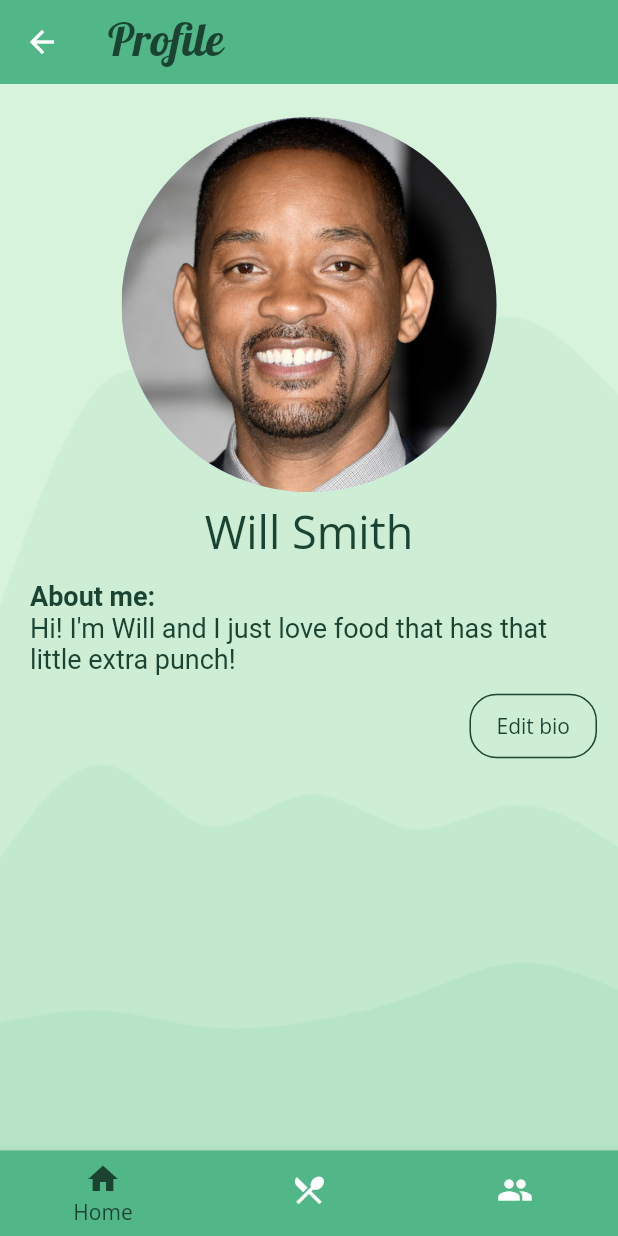
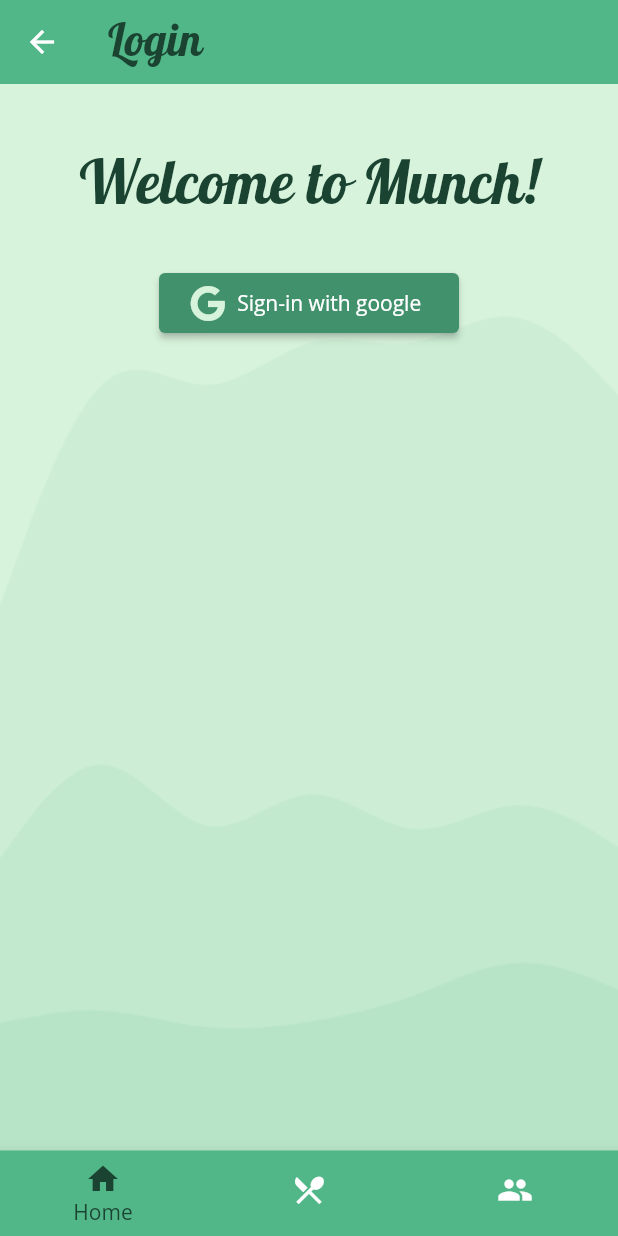
Before and after one commit to Joakim-Johansson/Munchtime, a Flutter app: the screen it shows after launch, after a tap on "User Profile", on a phone screen of 412 x 824 dp. Run offline on Flutter 3.47's test engine with Material 2 defaults, Android fonts, the phone set to English and light mode, and no system bars; our stand-ins replace firebase_auth, firebase_core, flutter_rating_stars, font_awesome_flutter, google_sign_in; accounts and stored records are empty.

Commit message:
Added button and firebase but does not function

```diff
--- a/lib/main.dart
+++ b/lib/main.dart
@@ -1,7 +1,20 @@
+import 'package:crunchtime/provider/google_sign_in.dart';
 import 'package:crunchtime/routes.dart';
 import 'package:flutter/material.dart';
+import 'package:firebase_core/firebase_core.dart';
+import 'package:provider/provider.dart';
 
-void main() {
+Future main() async {
+  WidgetsFlutterBinding.ensureInitialized();
+  await Firebase.initializeApp(
+    options: const FirebaseOptions(
+      // apiKey: "AAAAiEoizRw:APA91bEdylRZhbitZi2wHIPF4fQA5KUrl7i8Cnd34bkEZlm5G8WdHbbcKSNSxdHjJ6bFiloci8H1nphIR9mV_4fSTnyTDShlvayC4HpKS7sHCHsD0JOuybzi_e5Boc7KI7hm8pP_rjPn",
+      apiKey: "AIzaSyDfZUtf8OSxoOytCivkWZycf5nBulEtREI",
+      appId: "1:585359346972:android:31e610f23394e2922c3ed9",
+      messagingSenderId: "585359346972",
+      projectId: "Munchtime",
+    ),
+  );
   runApp(const MyApp());
 }
 
@@ -14,8 +27,9 @@ class MyApp extends StatefulWidget {
 
 class _MyAppState extends State<MyApp> {
   @override
-  Widget build(BuildContext context) {
-    return MaterialApp(
+  Widget build(BuildContext context) => ChangeNotifierProvider(
+      create: (context) => GoogleSignInProvider(),
+      child: MaterialApp(
         debugShowCheckedModeBanner: false,
         theme: ThemeData(
             primaryColor: Color.fromARGB(255, 82, 183, 136),
@@ -23,9 +37,10 @@ class _MyAppState extends State<MyApp> {
             bottomAppBarColor: Color.fromARGB(255, 82, 183, 136),
             focusColor: Color.fromARGB(255, 27, 67, 50),
             fontFamily: 'OpenSans'),
-        home: NavBar());
+        home: NavBar(),
+        ),
+  );
   }
-}
 
 class NavBar extends StatefulWidget {
   // May not need to be stateful at all
--- /dev/null
+++ b/lib/provider/google_sign_in.dart
@@ -0,0 +1,32 @@
+import 'package:flutter/material.dart';
+import 'package:google_sign_in/google_sign_in.dart';
+import 'package:firebase_auth/firebase_auth.dart';
+
+class GoogleSignInProvider extends ChangeNotifier {
+  final googleSignIn = GoogleSignIn();
+
+  GoogleSignInAccount? _user;
+
+  GoogleSignInAccount get user => _user!;
+
+  Future googleLogin() async {
+    final googleUser = await googleSignIn.signIn();
+    if(googleUser == null) return;
+    _user = googleUser;
+
+    final googleAuth = await googleUser.authentication;
+
+    final credential = GoogleAuthProvider.credential(
+      accessToken: googleAuth.accessToken,
+      idToken: googleAuth.idToken,
+    );
+
+    await FirebaseAuth.instance.signInWithCredential(credential);
+
+    notifyListeners();
+
+  }
+
+
+
+}
--- a/lib/views/Home.dart
+++ b/lib/views/Home.dart
@@ -2,6 +2,8 @@ import 'package:crunchtime/views/JoinGroup.dart';
 import 'package:crunchtime/views/Profile.dart';
 import 'package:flutter/cupertino.dart';
 import 'package:flutter/material.dart';
+
+import 'Login.dart';
 
 class Home extends StatelessWidget {
   @override
@@ -33,7 +35,7 @@ class Home extends StatelessWidget {
               child: TextButton(
               onPressed: () {Navigator.push(
               context,
-              MaterialPageRoute(builder: (context) => Profile()),
+              MaterialPageRoute(builder: (context) => Login()),
               );
             // Respond to button press
               },
--- /dev/null
+++ b/lib/views/Login.dart
@@ -0,0 +1,53 @@
+import 'package:flutter/material.dart';
+import 'package:crunchtime/views/ProfileEdit.dart';
+import 'package:font_awesome_flutter/font_awesome_flutter.dart';
+import 'package:provider/provider.dart';
+
+import '../provider/google_sign_in.dart';
+import '../widgets/Sign_In_Widget.dart';
+
+class Login extends StatelessWidget {
+  @override
+  Widget build(BuildContext context) {
+    return Scaffold(
+
+        backgroundColor: Theme.of(context).backgroundColor,
+        appBar: AppBar(
+          title: Text("Login",
+          style: TextStyle(
+            color: Theme.of(context).focusColor,
+            fontFamily: 'Pattaya',
+            fontSize: 30,
+           ),
+          ),
+          backgroundColor: Theme.of(context).primaryColor,
+          elevation: 0,
+        ),
+      body: Container(
+        constraints: BoxConstraints.expand(),
+        decoration: const BoxDecoration(
+          image: DecorationImage(
+            image: AssetImage("assets/images/hills2.png"),
+            fit: BoxFit.cover)
+            ),
+        child: Column(
+          children: [
+            Padding(
+            padding: const EdgeInsets.fromLTRB(20, 40, 20, 30),
+            child: Text('Welcome to Munch!',style: TextStyle(
+                  color: Theme.of(context).focusColor,
+                  fontFamily: 'Pattaya',
+                  fontSize: 40,
+                 ),
+                 ),
+          ),
+            const Align(
+              child: Sign_In_Widget()
+            )
+          ],
+        )
+      )
+
+    );
+}
+}
--- /dev/null
+++ b/lib/widgets/Sign_In_Widget.dart
@@ -0,0 +1,32 @@
+import 'package:flutter/material.dart';
+import 'package:font_awesome_flutter/font_awesome_flutter.dart';
+import 'package:provider/provider.dart';
+
+import '../provider/google_sign_in.dart';
+
+class Sign_In_Widget extends StatelessWidget {
+  const Sign_In_Widget({
+    Key? key,
+  }) : super(key: key);
+
+  @override
+  Widget build(BuildContext context) {
+    return SizedBox(
+      height: 40,
+      width: 200,
+      child: ElevatedButton.icon(
+        style: ElevatedButton.styleFrom(
+          primary: Color.fromARGB(255, 64, 145, 108),
+          onPrimary: Color.fromARGB(255, 255, 255, 255)
+        ),
+        icon: const FaIcon(FontAwesomeIcons.google, color: Color.fromARGB(255, 216, 243, 220)),
+        label: const Text('Sign-in with google'),
+        onPressed: () {
+            final provider =
+              Provider.of<GoogleSignInProvider>(context, listen: false);
+              provider.googleLogin();
+          },
+      ),
+    );
+  }
+}
--- a/pubspec.yaml
+++ b/pubspec.yaml
@@ -29,7 +29,10 @@ environment:
 dependencies:
   flutter:
     sdk: flutter
-
+  firebase_auth: ^3.3.12
+  google_sign_in: ^5.2.4
+  font_awesome_flutter: ^10.1.0
+  provider: ^6.0.2
 
   # The following adds the Cupertino Icons font to your application.
   # Use with the CupertinoIcons class for iOS style icons.
```
Also changed, not shown: pubspec.lock, 4 other files.
